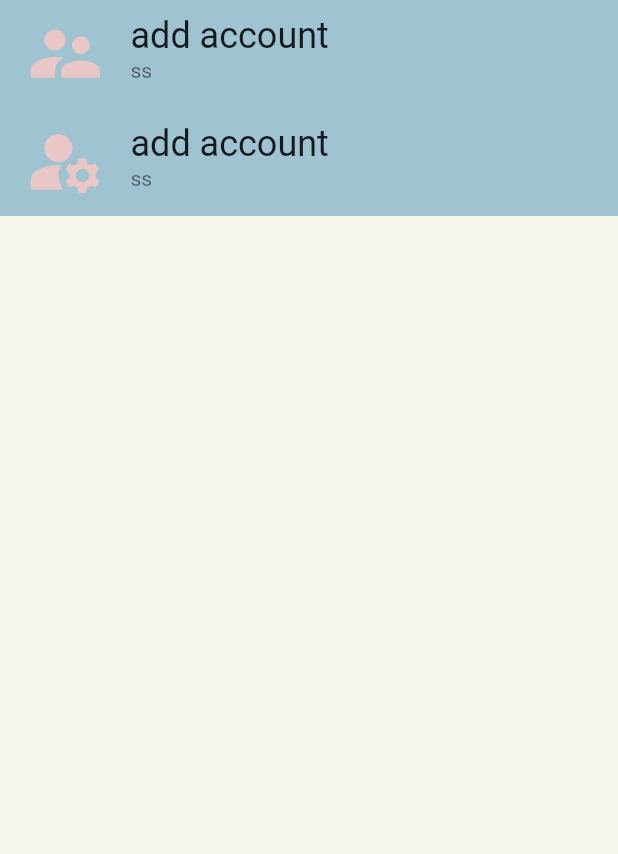
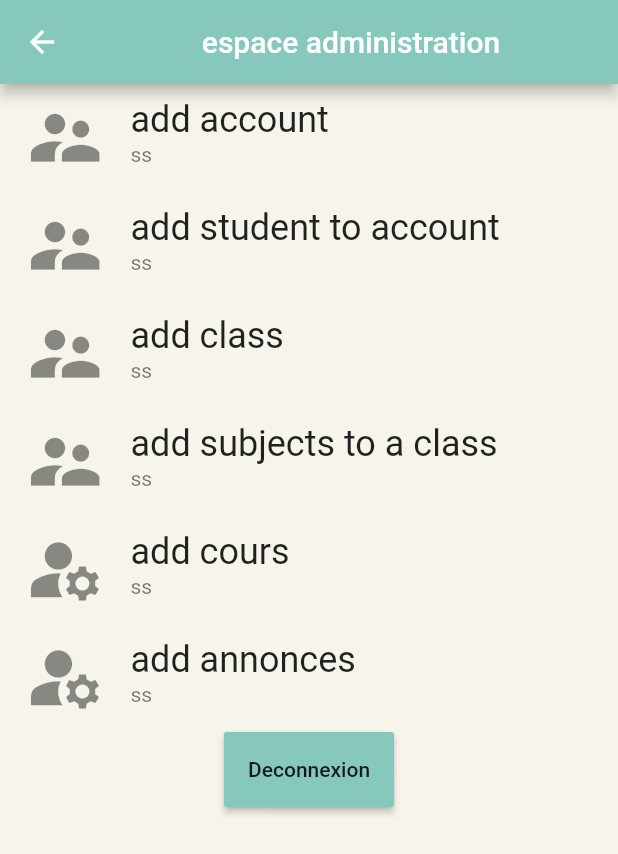
Before and after one commit to xkhaliil/SchoolClient, a Flutter app: the AdminPage screen opened by its route, on a phone screen of 412 x 824 dp. Shown: the top 854 px of the screen. Run offline on Flutter 3.47's test engine with Material 2 defaults, Android fonts, the phone set to English and light mode, and no system bars; our stand-ins replace cloud_firestore, firebase_auth, firebase_core, lottie; accounts and stored records are empty; network calls fail.

Commit message:
admin page list updated

```diff
--- a/lib/screens/administration-screen/admin_screen.dart
+++ b/lib/screens/administration-screen/admin_screen.dart
@@ -1,12 +1,18 @@
 import 'package:flutter/material.dart';
+import 'package:schoolclient/screens/login_screen/login.dart';
 
 class AdminPage extends StatelessWidget {
   const AdminPage({Key? key}) : super(key: key);
-  static String routeName=(AdminPage).toString();
+  static String routeName = (AdminPage).toString();
 
   @override
   Widget build(BuildContext context) {
-    return Scaffold(
+    return SafeArea(
+      child: Scaffold(
+        appBar: AppBar(
+          title: const Center(child: Text("espace administration")),
+          backgroundColor: const Color(0xFF86C8BC),
+        ),
         body: Column(
           children: [
             ListTile(
@@ -15,15 +21,47 @@ class AdminPage extends StatelessWidget {
                 size: 55,
               ),
               subtitle: const Text("ss"),
-            iconColor: const Color(0xFFEAC7C7),
-            tileColor: const Color(0xFFA0C3D2),
-            title: Text(
+              title: const Text(
                 "add account",
                 textScaleFactor: 1.5,
               ),
-            onTap:() {
-
-            },
+              onTap: () {},
+            ),
+            ListTile(
+              leading: const Icon(
+                Icons.supervisor_account,
+                size: 55,
+              ),
+              subtitle: const Text("ss"),
+              title: const Text(
+                "add student to account",
+                textScaleFactor: 1.5,
+              ),
+              onTap: () {},
+            ),
+            ListTile(
+              leading: const Icon(
+                Icons.supervisor_account,
+                size: 55,
+              ),
+              subtitle: const Text("ss"),
+              title: const Text(
+                "add class",
+                textScaleFactor: 1.5,
+              ),
+              onTap: () {},
+            ),
+            ListTile(
+              leading: const Icon(
+                Icons.supervisor_account,
+                size: 55,
+              ),
+              subtitle: const Text("ss"),
+              title: const Text(
+                "add subjects to a class",
+                textScaleFactor: 1.5,
+              ),
+              onTap: () {},
             ),
             ListTile(
               leading: const Icon(
@@ -31,21 +69,36 @@ class AdminPage extends StatelessWidget {
                 size: 55,
               ),
               subtitle: const Text("ss"),
-            iconColor: const Color(0xFFEAC7C7),
-            tileColor: const Color(0xFFA0C3D2),
-            title: Text(
-              "add account",
+              title: const Text(
+                "add cours",
                 textScaleFactor: 1.5,
               ),
-            onTap:() {
+              onTap: () {},
+            ),
+            ListTile(
+              leading: const Icon(
+                Icons.manage_accounts,
+                size: 55,
+              ),
+              subtitle: const Text("ss"),
+              title: const Text(
+                "add annonces",
+                textScaleFactor: 1.5,
+              ),
+              onTap: () {},
+            ),
+            MaterialButton(
+              height: 50,
+              color: const Color(0xFF86C8BC),
+              onPressed: () {
+                Navigator.pushNamedAndRemoveUntil(context,Login.routeName, (route) => false);
 
               },
-          ),
+              child: const Text("Deconnexion"),
+            )
           ],
         ),
-
-
-
+      ),
     );
   }
 }
```
Also changed, not shown: lib/screens/administration-screen/addAccount.dart (added). Lines whose indentation alone changed are shown as unchanged.
